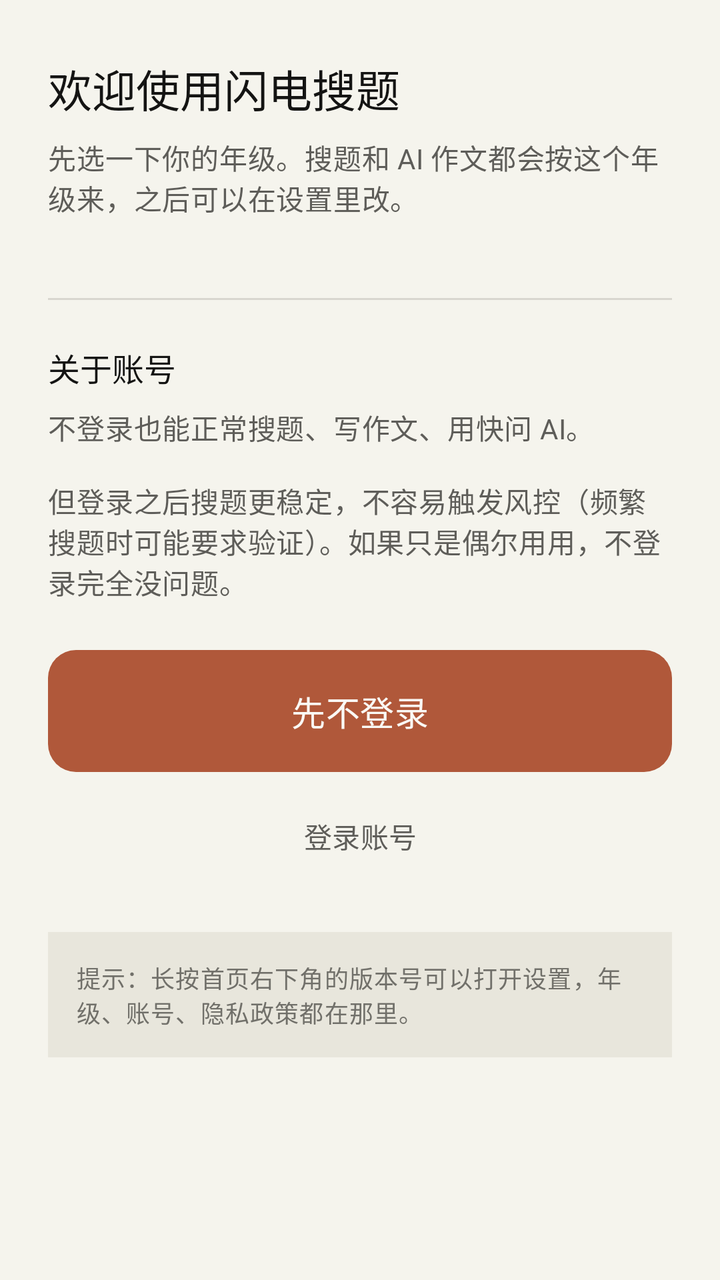
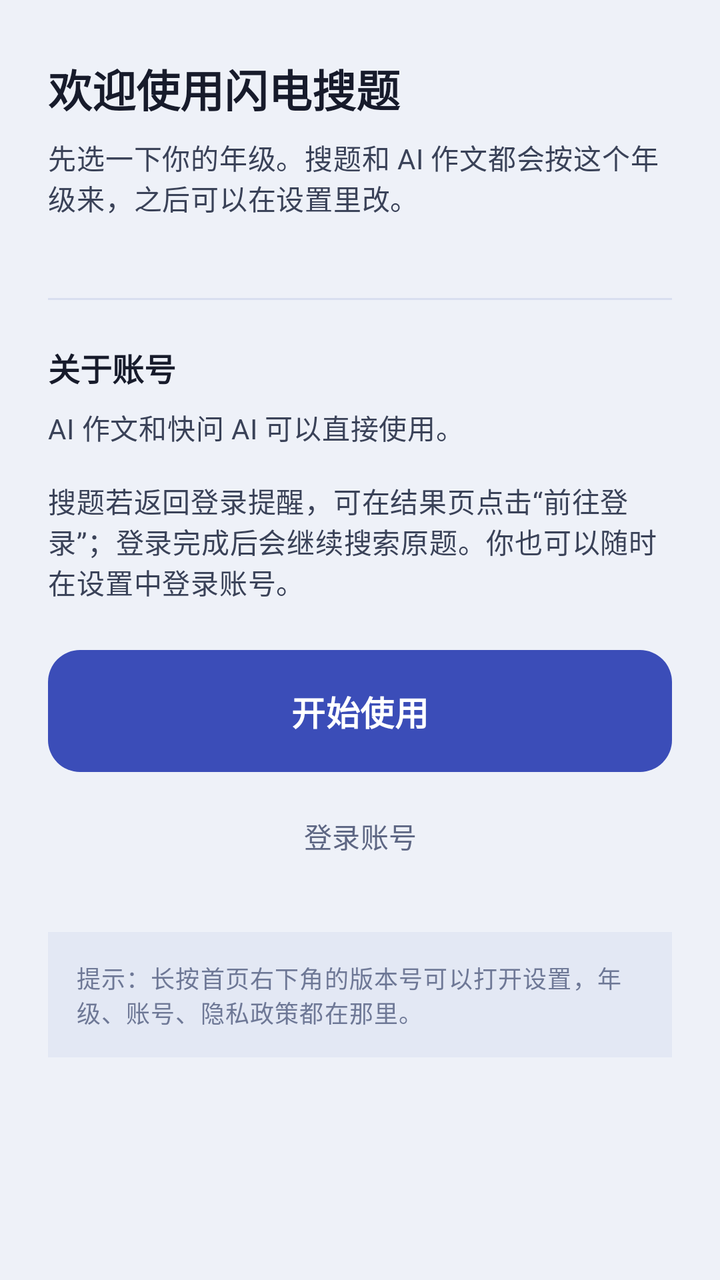

Compare the two renders of this Android layout. The source of the first and the diff that turns it into the second are given below.
<!-- AndroidManifest.xml: application theme Theme.FlashSearch -->
<!-- res/layout/activity_onboarding.xml -->
<?xml version="1.0" encoding="utf-8"?>
<ScrollView xmlns:android="http://schemas.android.com/apk/res/android"
    xmlns:app="http://schemas.android.com/apk/res-auto"
    android:id="@+id/root"
    android:layout_width="match_parent"
    android:layout_height="match_parent"
    android:background="?android:attr/colorBackground"
    android:fillViewport="true">

    <LinearLayout
        android:layout_width="match_parent"
        android:layout_height="wrap_content"
        android:orientation="vertical"
        android:paddingStart="24dp"
        android:paddingTop="28dp"
        android:paddingEnd="24dp"
        android:paddingBottom="28dp">

        <TextView
            android:layout_width="match_parent"
            android:layout_height="wrap_content"
            android:text="@string/onboard_title"
            android:textAppearance="@style/TextAppearance.FlashSearch.Serif.Title" />

        <TextView
            android:layout_width="match_parent"
            android:layout_height="wrap_content"
            android:layout_marginTop="8dp"
            android:text="@string/onboard_grade_hint"
            android:textAppearance="@style/TextAppearance.FlashSearch.Body" />

        <com.google.android.material.chip.ChipGroup
            android:id="@+id/gradeGroup"
            android:layout_width="match_parent"
            android:layout_height="wrap_content"
            android:layout_marginTop="14dp"
            app:singleSelection="true"
            app:selectionRequired="true" />

        
        <View
            android:layout_width="match_parent"
            android:layout_height="1dp"
            android:layout_marginTop="26dp"
            android:background="@color/border_cream" />

        <TextView
            android:layout_width="match_parent"
            android:layout_height="wrap_content"
            android:layout_marginTop="22dp"
            android:text="@string/onboard_account_title"
            android:textAppearance="@style/TextAppearance.FlashSearch.Serif.Section" />

        <TextView
            android:layout_width="match_parent"
            android:layout_height="wrap_content"
            android:layout_marginTop="8dp"
            android:text="@string/onboard_account_body"
            android:textAppearance="@style/TextAppearance.FlashSearch.Body" />

        
        <com.google.android.material.button.MaterialButton
            android:id="@+id/skipButton"
            style="@style/Widget.FlashSearch.PrimaryButton"
            android:layout_width="match_parent"
            android:layout_height="wrap_content"
            android:layout_marginTop="20dp"
            android:paddingTop="18dp"
            android:paddingBottom="18dp"
            android:text="@string/onboard_skip"
            android:textSize="17sp" />

        <com.google.android.material.button.MaterialButton
            android:id="@+id/loginButton"
            style="@style/Widget.FlashSearch.TextButton"
            android:layout_width="match_parent"
            android:layout_height="wrap_content"
            android:layout_marginTop="4dp"
            android:text="@string/onboard_login" />

        
        <TextView
            android:layout_width="match_parent"
            android:layout_height="wrap_content"
            android:layout_marginTop="24dp"
            android:background="@color/warm_sand"
            android:padding="14dp"
            android:text="@string/onboard_settings_hint"
            android:textAppearance="@style/TextAppearance.FlashSearch.Caption" />
    </LinearLayout>
</ScrollView>
<!-- resources referenced by this layout -->
<resources>
  <color name="border_cream">#D8D6CF</color>
  <color name="warm_sand">#E8E6DC</color>
  <string name="onboard_account_body">不登录也能正常搜题、写作文、用快问 AI。\n\n但登录之后搜题更稳定，不容易触发风控（频繁搜题时可能要求验证）。如果只是偶尔用用，不登录完全没问题。</string>
  <string name="onboard_skip">先不登录</string>
  <style name="TextAppearance.FlashSearch.Body" parent="TextAppearance.Material3.BodyMedium">
          <item name="android:lineSpacingMultiplier">1.5</item>
          <item name="android:textColor">@color/olive_gray</item>
      </style>
  <style name="TextAppearance.FlashSearch.Caption" parent="TextAppearance.Material3.BodySmall">
          <item name="android:lineSpacingMultiplier">1.4</item>
          <item name="android:textColor">@color/stone_gray</item>
      </style>
  <style name="TextAppearance.FlashSearch.Serif.Section" parent="TextAppearance.Material3.TitleMedium">
          <item name="android:fontFamily">serif</item>
          <item name="android:textStyle">normal</item>
          <item name="android:textColor">@color/near_black</item>
          <item name="android:letterSpacing">0</item>
          <item name="android:textFontWeight" tools:targetApi="28">500</item>
      </style>
  <style name="TextAppearance.FlashSearch.Serif.Title" parent="TextAppearance.Material3.TitleLarge">
          <item name="android:fontFamily">serif</item>
          <item name="android:textStyle">normal</item>
          <item name="android:textColor">@color/near_black</item>
          <item name="android:letterSpacing">0</item>
          <item name="android:textFontWeight" tools:targetApi="28">500</item>
      </style>
  <style name="Widget.FlashSearch.PrimaryButton" parent="Widget.Material3.Button">
          <item name="backgroundTint">@color/terracotta</item>
          <item name="android:textColor">@color/ivory</item>
          <item name="android:paddingTop">17dp</item>
          <item name="android:paddingBottom">17dp</item>
          <item name="android:textSize">16sp</item>
          <item name="android:letterSpacing">0.01</item>
          <item name="cornerRadius">14dp</item>
          <item name="iconSize">20dp</item>
          <item name="iconGravity">textStart</item>
          <item name="iconPadding">10dp</item>
          <item name="iconTint">@color/ivory</item>
          <item name="elevation">0dp</item>
          <item name="rippleColor">#33FFFFFF</item>
      </style>
  <style name="Widget.FlashSearch.TextButton" parent="Widget.Material3.Button.TextButton">
          <item name="android:textColor">@color/olive_gray</item>
          <item name="rippleColor">@color/warm_sand</item>
          <item name="elevation">0dp</item>
      </style>
  <style name="Theme.FlashSearch" parent="Theme.Material3.DayNight.NoActionBar">
          <item name="colorPrimary">@color/terracotta</item>
          <item name="colorOnPrimary">@color/ivory</item>
          <item name="colorPrimaryContainer">@color/warm_sand</item>
          <item name="colorOnPrimaryContainer">@color/charcoal_warm</item>
          <item name="colorSecondary">@color/coral</item>
          <item name="colorOnSecondary">@color/near_black</item>
          <item name="colorError">@color/error_crimson</item>
  
          <item name="colorSurface">@color/parchment</item>
          <item name="colorOnSurface">@color/near_black</item>
          <item name="colorSurfaceVariant">@color/ivory</item>
          <item name="colorOnSurfaceVariant">@color/olive_gray</item>
          <item name="colorSurfaceContainerLowest">@color/pure_white</item>
          <item name="colorSurfaceContainerLow">@color/ivory</item>
          <item name="colorSurfaceContainer">@color/ivory</item>
          <item name="colorSurfaceContainerHigh">@color/warm_sand</item>
          <item name="colorSurfaceContainerHighest">@color/warm_sand</item>
          <item name="colorOutline">@color/ring_warm</item>
          <item name="colorOutlineVariant">@color/border_cream</item>
  
          <item name="android:colorBackground">@color/parchment</item>
          <item name="android:windowBackground">@color/parchment</item>
          <item name="android:statusBarColor">@android:color/transparent</item>
          <item name="android:navigationBarColor">@android:color/transparent</item>
          
          <item name="android:windowLightStatusBar" tools:targetApi="23">true</item>
          <item name="android:windowLightNavigationBar" tools:targetApi="27">true</item>
      </style>
  <color name="olive_gray">#5E5D59</color>
  <color name="stone_gray">#71706A</color>
  <color name="near_black">#141413</color>
  <color name="terracotta">#B0583A</color>
  <color name="ivory">#FAF9F5</color>
  <color name="charcoal_warm">#4D4C48</color>
  <color name="coral">#D97757</color>
  <color name="error_crimson">#B53333</color>
  <color name="parchment">#F5F4ED</color>
  <color name="pure_white">#FFFFFF</color>
  <color name="ring_warm">#D1CFC5</color>
  <!-- unchanged entries left out for length: 5 -->
</resources>

<!-- the commit's change to res/layout/activity_onboarding.xml (unified diff, before → after) -->
@@ -20,7 +20,7 @@
             android:layout_width="match_parent"
             android:layout_height="wrap_content"
             android:text="@string/onboard_title"
-            android:textAppearance="@style/TextAppearance.FlashSearch.Serif.Title" />
+            android:textAppearance="@style/TextAppearance.FlashSearch.Title" />
 
         <TextView
             android:layout_width="match_parent"
@@ -42,14 +42,14 @@
             android:layout_width="match_parent"
             android:layout_height="1dp"
             android:layout_marginTop="26dp"
-            android:background="@color/border_cream" />
+            android:background="@color/line" />
 
         <TextView
             android:layout_width="match_parent"
             android:layout_height="wrap_content"
             android:layout_marginTop="22dp"
             android:text="@string/onboard_account_title"
-            android:textAppearance="@style/TextAppearance.FlashSearch.Serif.Section" />
+            android:textAppearance="@style/TextAppearance.FlashSearch.Section" />
 
         <TextView
             android:layout_width="match_parent"
@@ -83,7 +83,7 @@
             android:layout_width="match_parent"
             android:layout_height="wrap_content"
             android:layout_marginTop="24dp"
-            android:background="@color/warm_sand"
+            android:background="@color/surface_sunken"
             android:padding="14dp"
             android:text="@string/onboard_settings_hint"
             android:textAppearance="@style/TextAppearance.FlashSearch.Caption" />
<!-- resource entries referenced after the edit -->
@@ -1,91 +1,94 @@
 <!-- resources referenced by this layout -->
 <resources>
-  <color name="border_cream">#D8D6CF</color>
-  <color name="warm_sand">#E8E6DC</color>
-  <string name="onboard_account_body">不登录也能正常搜题、写作文、用快问 AI。\n\n但登录之后搜题更稳定，不容易触发风控（频繁搜题时可能要求验证）。如果只是偶尔用用，不登录完全没问题。</string>
-  <string name="onboard_skip">先不登录</string>
+  <color name="line">#D8DEF0</color>
+  <color name="surface_sunken">#E3E8F4</color>
+  <string name="onboard_account_body">AI 作文和快问 AI 可以直接使用。\n\n搜题若返回登录提醒，可在结果页点击“前往登录”；登录完成后会继续搜索原题。你也可以随时在设置中登录账号。</string>
+  <string name="onboard_skip">开始使用</string>
   <style name="TextAppearance.FlashSearch.Body" parent="TextAppearance.Material3.BodyMedium">
           <item name="android:lineSpacingMultiplier">1.5</item>
-          <item name="android:textColor">@color/olive_gray</item>
+          <item name="android:textColor">@color/ink_body</item>
       </style>
   <style name="TextAppearance.FlashSearch.Caption" parent="TextAppearance.Material3.BodySmall">
           <item name="android:lineSpacingMultiplier">1.4</item>
-          <item name="android:textColor">@color/stone_gray</item>
+          <item name="android:textColor">@color/ink_tertiary</item>
       </style>
-  <style name="TextAppearance.FlashSearch.Serif.Section" parent="TextAppearance.Material3.TitleMedium">
-          <item name="android:fontFamily">serif</item>
-          <item name="android:textStyle">normal</item>
-          <item name="android:textColor">@color/near_black</item>
+  <style name="TextAppearance.FlashSearch.Section" parent="TextAppearance.Material3.TitleMedium">
+          <item name="android:textStyle">bold</item>
+          <item name="android:textColor">@color/ink</item>
           <item name="android:letterSpacing">0</item>
-          <item name="android:textFontWeight" tools:targetApi="28">500</item>
       </style>
-  <style name="TextAppearance.FlashSearch.Serif.Title" parent="TextAppearance.Material3.TitleLarge">
-          <item name="android:fontFamily">serif</item>
-          <item name="android:textStyle">normal</item>
-          <item name="android:textColor">@color/near_black</item>
+  <style name="TextAppearance.FlashSearch.Title" parent="TextAppearance.Material3.TitleLarge">
+          <item name="android:textStyle">bold</item>
+          <item name="android:textColor">@color/ink</item>
           <item name="android:letterSpacing">0</item>
-          <item name="android:textFontWeight" tools:targetApi="28">500</item>
       </style>
   <style name="Widget.FlashSearch.PrimaryButton" parent="Widget.Material3.Button">
-          <item name="backgroundTint">@color/terracotta</item>
-          <item name="android:textColor">@color/ivory</item>
+          <item name="backgroundTint">@color/brand</item>
+          <item name="android:textColor">@color/on_brand</item>
           <item name="android:paddingTop">17dp</item>
           <item name="android:paddingBottom">17dp</item>
           <item name="android:textSize">16sp</item>
+          <item name="android:textStyle">bold</item>
           <item name="android:letterSpacing">0.01</item>
-          <item name="cornerRadius">14dp</item>
+          <item name="cornerRadius">@dimen/radius_md</item>
           <item name="iconSize">20dp</item>
           <item name="iconGravity">textStart</item>
           <item name="iconPadding">10dp</item>
-          <item name="iconTint">@color/ivory</item>
-          <item name="elevation">0dp</item>
-          <item name="rippleColor">#33FFFFFF</item>
+          <item name="iconTint">@color/on_brand</item>
+          <item name="elevation">2dp</item>
+          
+          <item name="rippleColor">@color/brand_pressed</item>
       </style>
   <style name="Widget.FlashSearch.TextButton" parent="Widget.Material3.Button.TextButton">
-          <item name="android:textColor">@color/olive_gray</item>
-          <item name="rippleColor">@color/warm_sand</item>
+          <item name="android:textColor">@color/ink_secondary</item>
+          <item name="rippleColor">@color/surface_sunken</item>
           <item name="elevation">0dp</item>
       </style>
   <style name="Theme.FlashSearch" parent="Theme.Material3.DayNight.NoActionBar">
-          <item name="colorPrimary">@color/terracotta</item>
-          <item name="colorOnPrimary">@color/ivory</item>
-          <item name="colorPrimaryContainer">@color/warm_sand</item>
-          <item name="colorOnPrimaryContainer">@color/charcoal_warm</item>
-          <item name="colorSecondary">@color/coral</item>
-          <item name="colorOnSecondary">@color/near_black</item>
-          <item name="colorError">@color/error_crimson</item>
+          <item name="colorPrimary">@color/brand</item>
+          <item name="colorOnPrimary">@color/on_brand</item>
+          <item name="colorPrimaryContainer">@color/brand_container</item>
+          <item name="colorOnPrimaryContainer">@color/on_brand_container</item>
+          <item name="colorSecondary">@color/link</item>
+          <item name="colorOnSecondary">@color/on_brand</item>
+          <item name="colorError">@color/danger</item>
   
-          <item name="colorSurface">@color/parchment</item>
-          <item name="colorOnSurface">@color/near_black</item>
-          <item name="colorSurfaceVariant">@color/ivory</item>
-          <item name="colorOnSurfaceVariant">@color/olive_gray</item>
-          <item name="colorSurfaceContainerLowest">@color/pure_white</item>
-          <item name="colorSurfaceContainerLow">@color/ivory</item>
-          <item name="colorSurfaceContainer">@color/ivory</item>
-          <item name="colorSurfaceContainerHigh">@color/warm_sand</item>
-          <item name="colorSurfaceContainerHighest">@color/warm_sand</item>
-          <item name="colorOutline">@color/ring_warm</item>
-          <item name="colorOutlineVariant">@color/border_cream</item>
+          <item name="colorSurface">@color/surface</item>
+          <item name="colorOnSurface">@color/ink</item>
+          <item name="colorSurfaceVariant">@color/surface_alt</item>
+          <item name="colorOnSurfaceVariant">@color/ink_secondary</item>
+          <item name="colorSurfaceContainerLowest">@color/surface</item>
+          <item name="colorSurfaceContainerLow">@color/surface</item>
+          <item name="colorSurfaceContainer">@color/surface_alt</item>
+          <item name="colorSurfaceContainerHigh">@color/surface_sunken</item>
+          <item name="colorSurfaceContainerHighest">@color/surface_sunken</item>
+          <item name="colorOutline">@color/line_strong</item>
+          <item name="colorOutlineVariant">@color/line</item>
   
-          <item name="android:colorBackground">@color/parchment</item>
-          <item name="android:windowBackground">@color/parchment</item>
+          <item name="android:colorBackground">@color/bg</item>
+          <item name="android:windowBackground">@color/bg</item>
           <item name="android:statusBarColor">@android:color/transparent</item>
           <item name="android:navigationBarColor">@android:color/transparent</item>
           
           <item name="android:windowLightStatusBar" tools:targetApi="23">true</item>
           <item name="android:windowLightNavigationBar" tools:targetApi="27">true</item>
       </style>
-  <color name="olive_gray">#5E5D59</color>
-  <color name="stone_gray">#71706A</color>
-  <color name="near_black">#141413</color>
-  <color name="terracotta">#B0583A</color>
-  <color name="ivory">#FAF9F5</color>
-  <color name="charcoal_warm">#4D4C48</color>
-  <color name="coral">#D97757</color>
-  <color name="error_crimson">#B53333</color>
-  <color name="parchment">#F5F4ED</color>
-  <color name="pure_white">#FFFFFF</color>
-  <color name="ring_warm">#D1CFC5</color>
+  <color name="ink_body">#3A4258</color>
+  <color name="ink_tertiary">#6E7896</color>
+  <color name="ink">#171B2B</color>
+  <color name="brand">#3B4DB8</color>
+  <color name="on_brand">#FFFFFF</color>
+  <dimen name="radius_md">16dp</dimen>
+  <color name="brand_pressed">#2E3D99</color>
+  <color name="ink_secondary">#5D6683</color>
+  <color name="brand_container">#E4E9FC</color>
+  <color name="on_brand_container">#1F2A6E</color>
+  <color name="link">#2E6BE6</color>
+  <color name="danger">#CC3333</color>
+  <color name="surface">#FFFFFF</color>
+  <color name="surface_alt">#F6F8FD</color>
+  <color name="line_strong">#B9C3E0</color>
+  <color name="bg">#EEF1F8</color>
   <!-- unchanged entries left out for length: 5 -->
 </resources>
 
